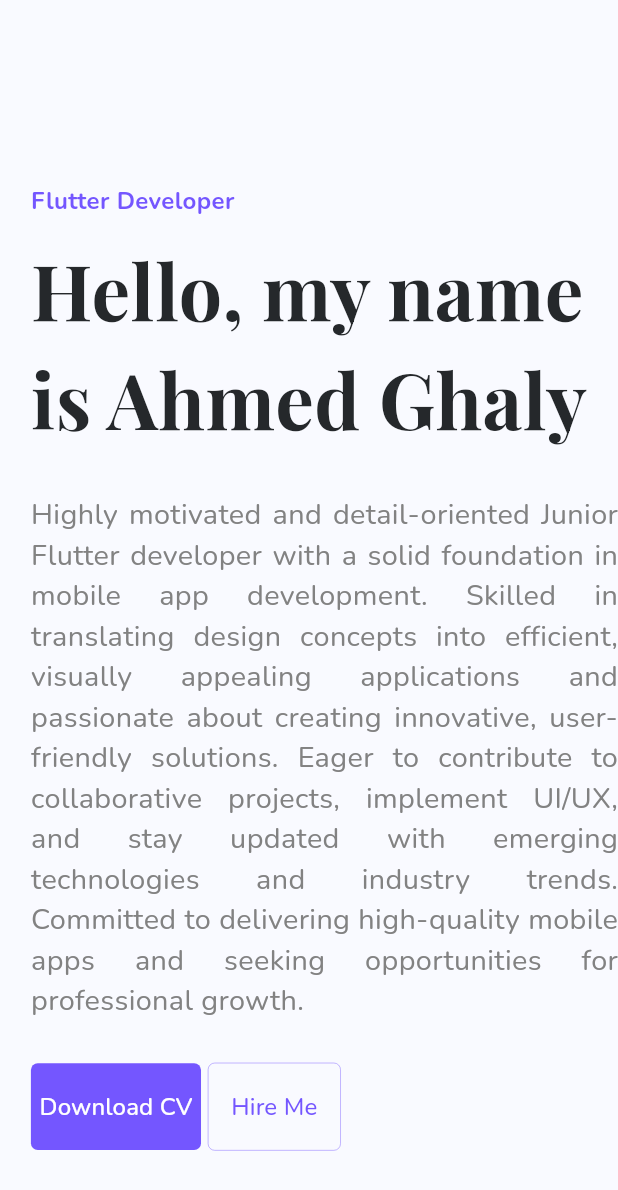
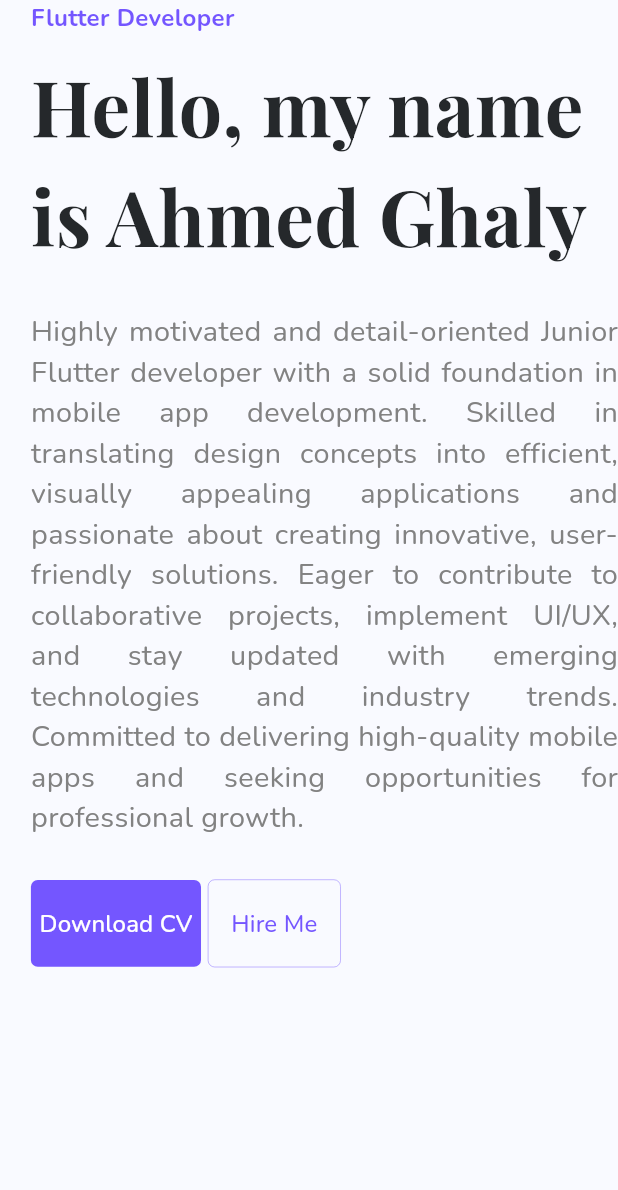
Before and after one commit to ahmedghaly15/Personal-Portfolio, a Flutter app: the SelectedTabContentBlocBuilder widget shown alone on an empty page, opened directly, on a phone screen of 412 x 824 dp. Shown: the top 1190 px of the screen. Run offline on Flutter 3.47's test engine with Material 3 defaults, Android fonts, the phone set to English and light mode, and no system bars; our stand-ins replace animate_do, flutter_bloc, flutter_screenutil, flutter_svg, get_it, percent_indicator and 1 more; missing offline and left inert: file_saver; accounts and stored records are empty.

Commit message:
Updated AboutTabContent & SelectedTabContentBlocBuilder widgets

```diff
--- a/lib/src/widgets/about_tab_content.dart
+++ b/lib/src/widgets/about_tab_content.dart
@@ -6,22 +6,21 @@ import 'package:personal_portfolio/src/core/helpers/extensions.dart';
 import 'package:personal_portfolio/src/core/locale/logic/locale_cubit.dart';
 import 'package:personal_portfolio/src/core/utils/app_constants.dart';
 import 'package:personal_portfolio/src/core/utils/app_utils.dart';
-import 'package:personal_portfolio/src/core/widgets/my_sized_box.dart';
 import 'package:personal_portfolio/src/widgets/download_cv_and_hire_me_buttons.dart';
 
 class AboutTabContent extends StatelessWidget {
-  const AboutTabContent({super.key});
+  const AboutTabContent({super.key, this.margin});
+
+  final EdgeInsetsGeometry? margin;
 
   @override
   Widget build(BuildContext context) {
     final isArabic = context.watch<LocaleCubit>().isArabic;
-
     return Container(
-      margin: AppUtils.tabContentEdgeInsets(isArabic),
+      margin: margin ?? AppUtils.tabContentEdgeInsets(isArabic),
       child: Column(
         crossAxisAlignment: CrossAxisAlignment.start,
         children: [
-          MySizedBox.height140,
           ...List.generate(
             AppConstants.myDescriptionLangKeys.length,
             (index) => FadeInLeft(
--- a/lib/src/widgets/selected_tab_content_bloc_builder.dart
+++ b/lib/src/widgets/selected_tab_content_bloc_builder.dart
@@ -9,7 +9,9 @@ import 'package:personal_portfolio/src/widgets/portfolio_tab_content.dart';
 import 'package:personal_portfolio/src/widgets/skills_tab_content.dart';
 
 class SelectedTabContentBlocBuilder extends StatelessWidget {
-  const SelectedTabContentBlocBuilder({super.key});
+  const SelectedTabContentBlocBuilder({super.key, this.aboutTabMargin});
+
+  final EdgeInsetsGeometry? aboutTabMargin;
 
   @override
   Widget build(BuildContext context) {
@@ -19,7 +21,7 @@ class SelectedTabContentBlocBuilder extends StatelessWidget {
         final selectedTab = context.watch<AppCubit>().selectedTab;
         switch (AppConstants.headerTitlesKeys[selectedTab]) {
           case LangKeys.about:
-            return const AboutTabContent();
+            return AboutTabContent(margin: aboutTabMargin);
 
           case LangKeys.skills:
             return const SkillsTabContent();
--- a/lib/src/widgets/up_and_down_animated_widget.dart
+++ b/lib/src/widgets/up_and_down_animated_widget.dart
@@ -20,7 +20,7 @@ class _UpAndDownAnimatedWidgetState extends State<UpAndDownAnimatedWidget>
   void initState() {
     super.initState();
     _initAndRepeatAnimation();
-    _animation = Tween<double>(begin: 0.0, end: 30.0.h).animate(_controller);
+    _animation = Tween<double>(begin: 0.0, end: 24.0.h).animate(_controller);
   }
 
   void _initAndRepeatAnimation() {
```
